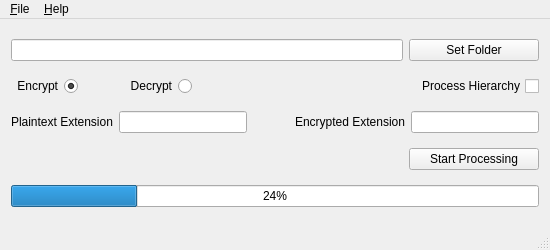
Old version of the form mainwindow.ui in the repository trumpton/EncryptFolder.
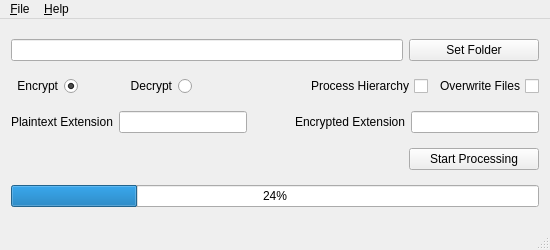
New version of the form.

```diff
--- a/mainwindow.ui
+++ b/mainwindow.ui
@@ -124,6 +124,16 @@
         </property>
        </widget>
       </item>
+      <item>
+       <widget class="QCheckBox" name="overwrite_checkBox">
+        <property name="layoutDirection">
+         <enum>Qt::RightToLeft</enum>
+        </property>
+        <property name="text">
+         <string>Overwrite Files</string>
+        </property>
+       </widget>
+      </item>
      </layout>
     </item>
     <item>
```
